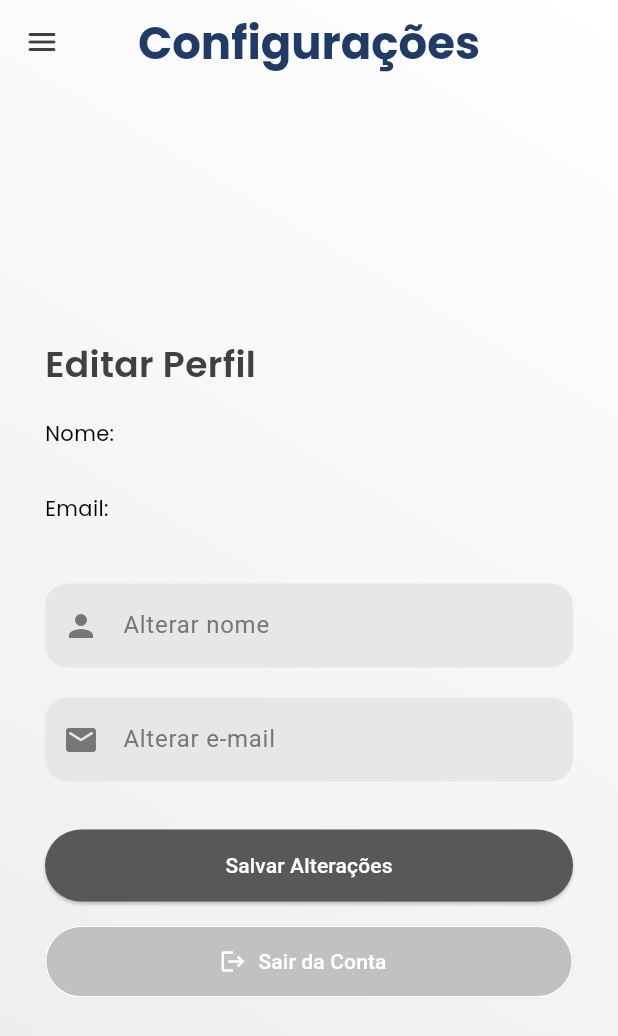
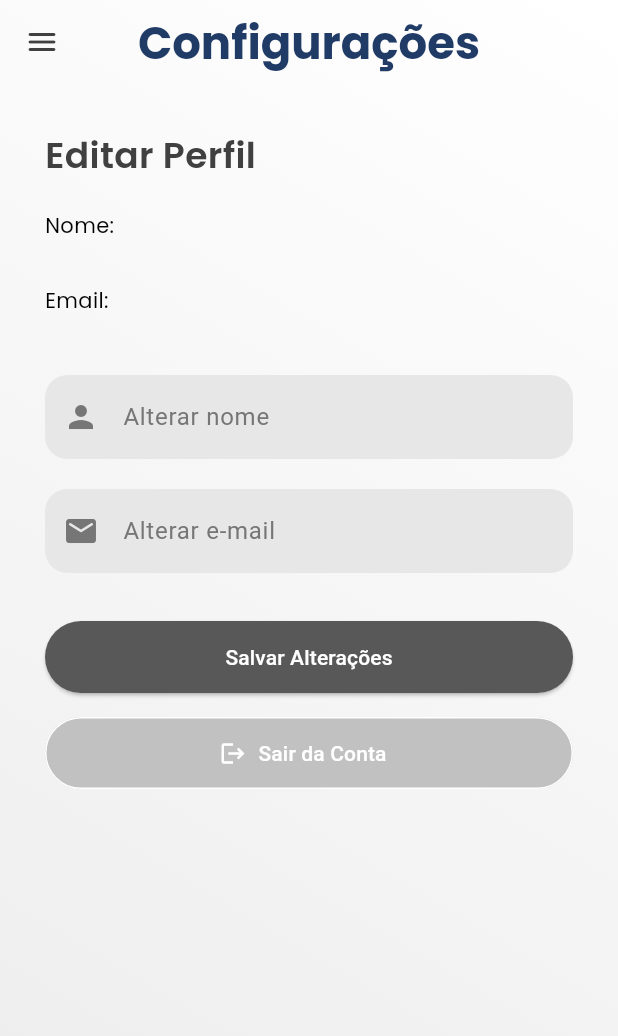
Before and after one commit to GASenseBiopark/frontend, a Flutter app: the UserPage screen opened directly, on a phone screen of 412 x 824 dp. Shown: the top 1036 px of the screen. Run offline on Flutter 3.47's test engine with Material 3 defaults, Android fonts, the light colour scheme and no system bars; our stand-ins replace connectivity_plus, firebase_core, firebase_messaging, fl_chart, flutter_local_notifications, flutter_svg and 2 more; missing offline and left inert: mobile_scanner; accounts and stored records are empty.

Commit message:
Ajustes finais.

```diff
--- a/lib/dao/token_dao.dart
+++ b/lib/dao/token_dao.dart
@@ -1,4 +1,5 @@
 import 'dart:convert';
+import 'package:flutter/material.dart';
 import 'package:http/http.dart' as http;
 
 class TokenDAO {
@@ -13,7 +14,7 @@ class TokenDAO {
           }),
         )
         .then(
-          (response) => print(response.body),
+          (response) => debugPrint(response.body),
         ); // Imprime o corpo da resposta
   }
 }
--- a/lib/main.dart
+++ b/lib/main.dart
@@ -2,9 +2,7 @@ import 'package:firebase_core/firebase_core.dart';
 import 'package:flutter/material.dart';
 import 'package:gasense/constants/constants.dart';
 import 'package:gasense/firebase_options.dart';
-import 'package:gasense/pages/auth/log_in.dart';
 import 'package:gasense/pages/auth/tela_carregamento.dart';
-import 'package:gasense/pages/navegation/user.dart';
 
 void main() async {
   WidgetsFlutterBinding.ensureInitialized();
@@ -59,7 +57,7 @@ class GASense extends StatelessWidget {
           titleMedium: TextStyle(color: AppColors.grey),
         ),
       ),
-      home: const LogInPage(),
+      home: const TelaCarregamento(),
     );
   }
 }
--- a/lib/pages/navegation/home.dart
+++ b/lib/pages/navegation/home.dart
@@ -10,7 +10,7 @@ import 'package:gasense/save_data/salvar_dados_dispositivos.dart';
 import 'package:shared_preferences/shared_preferences.dart';
 
 class HomePage extends StatefulWidget {
-  const HomePage({Key? key}) : super(key: key);
+  const HomePage({super.key});
 
   @override
   State<HomePage> createState() => _HomePageState();
--- a/lib/pages/navegation/user.dart
+++ b/lib/pages/navegation/user.dart
@@ -6,7 +6,7 @@ import 'package:gasense/widgets/inputform.dart';
 import 'package:shared_preferences/shared_preferences.dart';
 
 class UserPage extends StatefulWidget {
-  const UserPage({Key? key}) : super(key: key);
+  const UserPage({super.key});
 
   @override
   State<UserPage> createState() => _UserPageState();
@@ -141,9 +141,11 @@ class _UserPageState extends State<UserPage> {
         ),
         width: double.infinity,
         height: double.infinity,
-        child: Center(
-          child: ConstrainedBox(
-            constraints: const BoxConstraints(maxWidth: 600),
+        child: Column(
+          crossAxisAlignment: CrossAxisAlignment.center,
+          children: [
+            ConstrainedBox(
+              constraints: const BoxConstraints(maxWidth: 800),
               child: Padding(
                 padding: const EdgeInsets.fromLTRB(30, 30, 30, 20),
                 child: Form(
@@ -232,6 +234,7 @@ class _UserPageState extends State<UserPage> {
                 ),
               ),
             ),
+          ],
         ),
       ),
     );
```
Also changed, not shown: lib/pages/auth/log_in.dart (+3 -11 lines), lib/pages/auth/tela_carregamento.dart (+8 -8 lines), 5 other files. Lines whose indentation alone changed are shown as unchanged.
